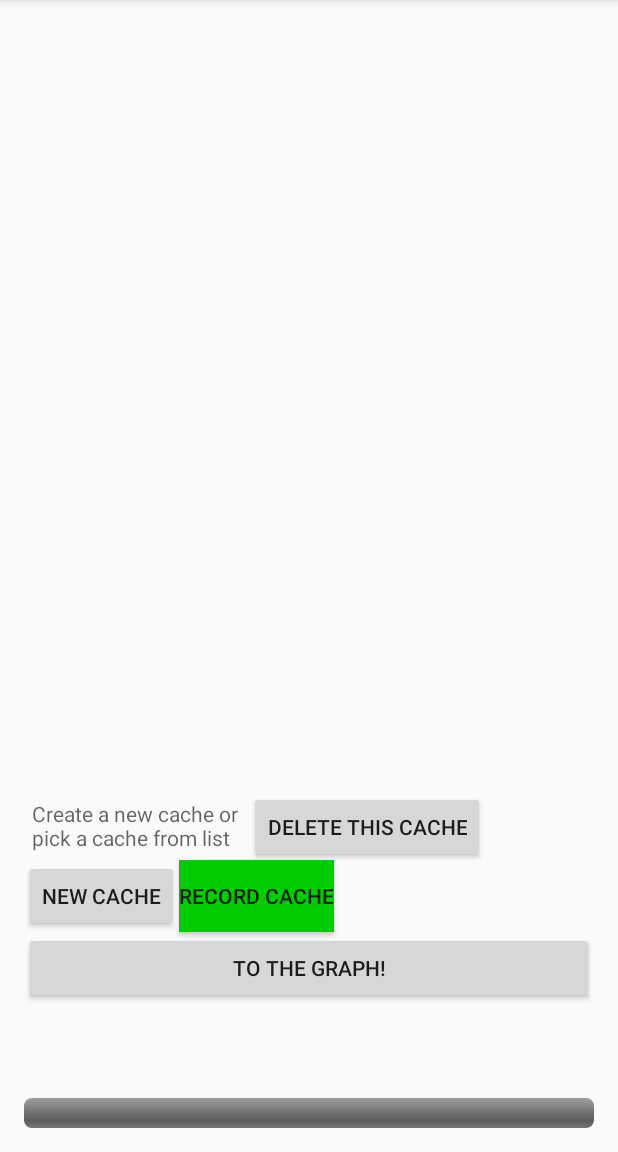
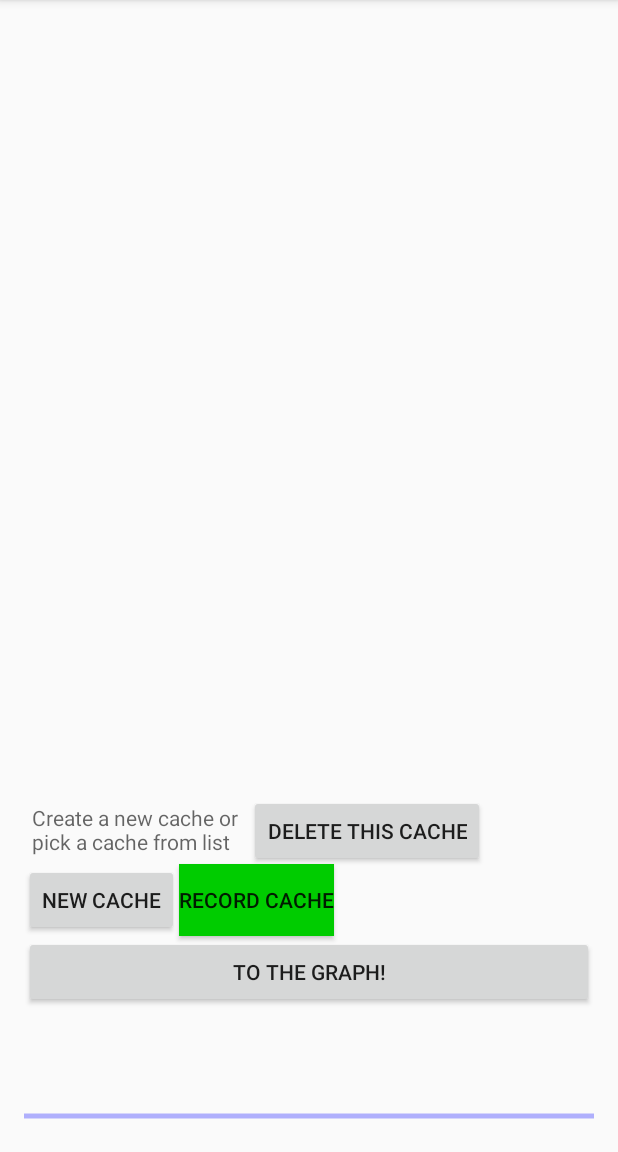
Before and after one commit to CaptBlackTea/Beaconite, an Android app: the GenerateCachesActivity screen opened directly, with no data from a screen before it, on a phone screen of 412 x 824 dp, the part 84-1236 px from its top. Run offline under Robolectric (Android 15) with nearby library versions, the phone set to English and light mode, and no system bars; 3 statements that could not run were skipped.

Commit message:
Wrote a progress bar to show when one minute of recording of a cache is over: works
* progress bar works
* other issue occurred: apparently the BeaconSimulation is stopped after any other Activity is called
** interestingly when the Table Activity is called it gets Data
** ?????? what the hell?

```diff
--- a/app/src/main/res/layout/activity_generate_caches.xml
+++ b/app/src/main/res/layout/activity_generate_caches.xml
@@ -78,10 +78,10 @@
 
     <ProgressBar
         android:id="@+id/progressbar"
-        style="@android:style/Widget.ProgressBar.Horizontal"
+        style="@android:style/Widget.Holo.Light.ProgressBar.Horizontal"
         android:layout_width="match_parent"
         android:layout_height="wrap_content"
-        android:max="5"
+        android:max="60"
         android:progress="0"
         />
 
```
Also changed, not shown: app/src/main/java/com/example/deas/beaconite/GenerateCachesActivity.java (+39 -47 lines).
